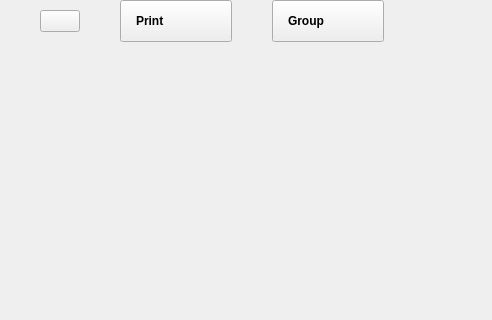
The window that plugins/m2k/ui/pattern_generator.ui (analogdevicesinc/scopy) describes before a commit, drawn with Qt 5; both pictures show x 0 to 492 and y 0 to 320 of the 1280 by 654 pixel window.
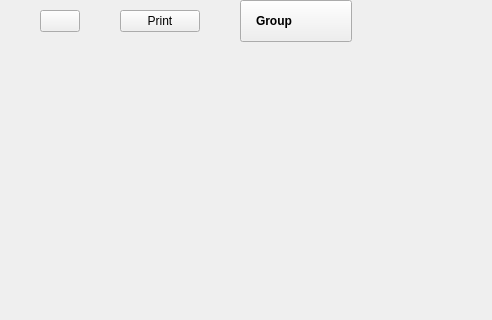
The same window after the commit. Icons and pictures are not drawn. Custom widgets are drawn as their Qt base class.

Commit message: m2k: change instrument top button style

The edit to the form file:
```diff
--- a/plugins/m2k/ui/pattern_generator.ui
+++ b/plugins/m2k/ui/pattern_generator.ui
@@ -97,17 +97,6 @@
           <property name="layoutDirection">
            <enum>Qt::RightToLeft</enum>
           </property>
-          <property name="styleSheet">
-           <string notr="true">QPushButton{
-  width: 80px;
-  height: 40px;
-
-  text-align: left;
-  font-weight: bold;
-  padding-left: 15px;
-  padding-right: 15px;
-}</string>
-          </property>
           <property name="text">
            <string>Print</string>
           </property>
```
Left out of the diff: 4 changed lines with no effect on the pictures. The commit also changes 16 other files.
